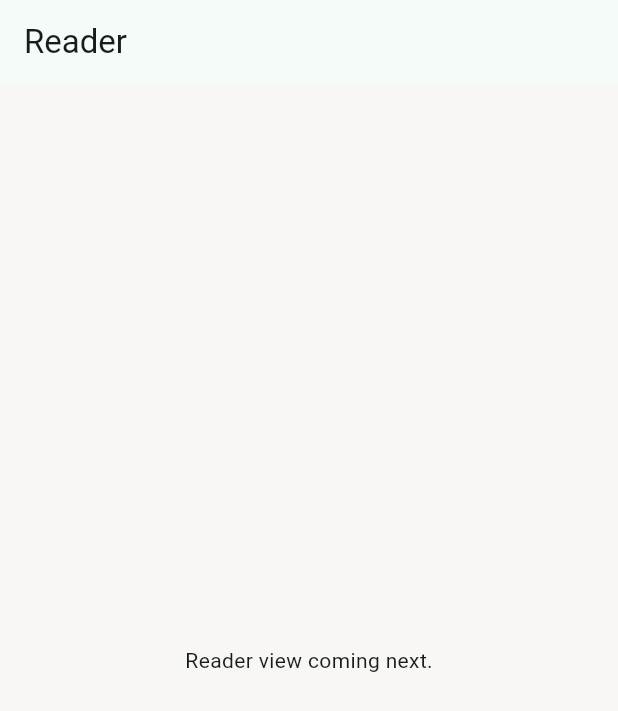
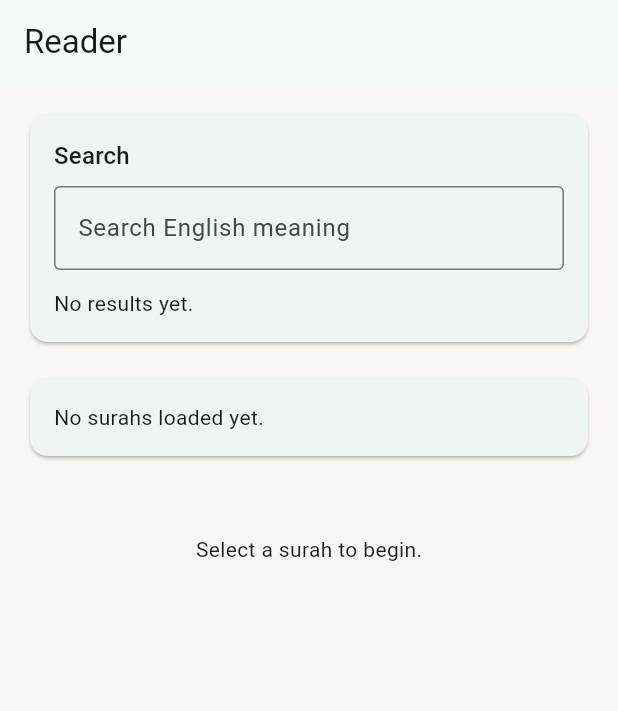
Before and after one commit to SalmaanRauf/arabicvocab, a Flutter app: the ReaderView screen opened by its route, on a phone screen of 412 x 824 dp. Shown: the top 711 px of the screen. Run offline on Flutter 3.47's test engine with Material 3 defaults, Android fonts, the phone set to English and light mode, and no system bars; our stand-ins replace flutter_riverpod, go_router, google_fonts, sqflite, sqflite_common_ffi_web; accounts and stored records are empty; Roboto replaces fonts that are missing (Amiri).

Commit message:
Build reader UI with RTL word layout

```diff
--- /dev/null
+++ b/quran_vocab/lib/presentation/state/quran_providers.dart
@@ -0,0 +1,44 @@
+import 'package:flutter_riverpod/flutter_riverpod.dart';
+
+import '../../data/db/quran_database.dart';
+import '../../data/db/quran_dao.dart';
+import '../../data/models/ayah.dart';
+import '../../data/models/surah.dart';
+import '../../data/models/word.dart';
+
+final databaseProvider = FutureProvider((ref) async {
+  return QuranDatabase.open();
+});
+
+final surahsProvider = FutureProvider<List<Surah>>((ref) async {
+  final db = await ref.watch(databaseProvider.future);
+  return QuranDao(db).fetchSurahs();
+});
+
+final selectedSurahIdProvider = StateProvider<int?>((ref) => null);
+
+final ayahsProvider = FutureProvider<List<Ayah>>((ref) async {
+  final surahId = ref.watch(selectedSurahIdProvider);
+  if (surahId == null) {
+    return const <Ayah>[];
+  }
+  final db = await ref.watch(databaseProvider.future);
+  return QuranDao(db).fetchAyahsForSurah(surahId);
+});
+
+final wordsForAyahProvider =
+    FutureProvider.family<List<Word>, int>((ref, int ayahId) async {
+  final db = await ref.watch(databaseProvider.future);
+  return QuranDao(db).fetchWordsForAyah(ayahId);
+});
+
+final searchQueryProvider = StateProvider<String>((ref) => '');
+
+final searchResultsProvider = FutureProvider<List<Word>>((ref) async {
+  final query = ref.watch(searchQueryProvider);
+  if (query.trim().isEmpty) {
+    return const <Word>[];
+  }
+  final db = await ref.watch(databaseProvider.future);
+  return QuranDao(db).searchWords(query);
+});
--- a/quran_vocab/lib/presentation/views/reader_view.dart
+++ b/quran_vocab/lib/presentation/views/reader_view.dart
@@ -1,16 +1,170 @@
 import 'package:flutter/material.dart';
+import 'package:flutter_riverpod/flutter_riverpod.dart';
 
-class ReaderView extends StatelessWidget {
+import '../../data/models/surah.dart';
+import '../../data/models/word.dart';
+import '../state/quran_providers.dart';
+import '../widgets/ayah_widget.dart';
+
+class ReaderView extends ConsumerStatefulWidget {
   const ReaderView({super.key});
 
   @override
+  ConsumerState<ReaderView> createState() => _ReaderViewState();
+}
+
+class _ReaderViewState extends ConsumerState<ReaderView> {
+  final TextEditingController _searchController = TextEditingController();
+
+  @override
+  void dispose() {
+    _searchController.dispose();
+    super.dispose();
+  }
+
+  @override
   Widget build(BuildContext context) {
+    final surahsAsync = ref.watch(surahsProvider);
+    final ayahsAsync = ref.watch(ayahsProvider);
+    final searchResultsAsync = ref.watch(searchResultsProvider);
+    final selectedSurahId = ref.watch(selectedSurahIdProvider);
+
     return Scaffold(
       appBar: AppBar(
         title: const Text('Reader'),
       ),
-      body: const Center(
-        child: Text('Reader view coming next.'),
+      body: ListView(
+        padding: const EdgeInsets.all(16),
+        children: [
+          _buildSearchCard(searchResultsAsync),
+          const SizedBox(height: 16),
+          _buildSurahPicker(
+            surahsAsync: surahsAsync,
+            selectedSurahId: selectedSurahId,
+          ),
+          const SizedBox(height: 16),
+          ayahsAsync.when(
+            data: (ayahs) {
+              if (ayahs.isEmpty) {
+                return const Center(
+                  child: Padding(
+                    padding: EdgeInsets.all(32),
+                    child: Text('Select a surah to begin.'),
+                  ),
+                );
+              }
+              return Column(
+                children: [
+                  for (final ayah in ayahs)
+                    AyahWidget(
+                      ayah: ayah,
+                      highlightWordId: null,
+                    ),
+                ],
+              );
+            },
+            loading: () => const Padding(
+              padding: EdgeInsets.all(32),
+              child: Center(child: CircularProgressIndicator()),
+            ),
+            error: (error, _) => Padding(
+              padding: const EdgeInsets.all(24),
+              child: Text('Failed to load ayahs: $error'),
+            ),
+          ),
+        ],
+      ),
+    );
+  }
+
+  Widget _buildSearchCard(AsyncValue<List<Word>> searchResultsAsync) {
+    return Card(
+      child: Padding(
+        padding: const EdgeInsets.all(16),
+        child: Column(
+          crossAxisAlignment: CrossAxisAlignment.start,
+          children: [
+            Text(
+              'Search',
+              style: Theme.of(context).textTheme.titleMedium,
+            ),
+            const SizedBox(height: 8),
+            TextField(
+              controller: _searchController,
+              decoration: const InputDecoration(
+                hintText: 'Search English meaning',
+                border: OutlineInputBorder(),
+              ),
+              onChanged: (value) {
+                ref.read(searchQueryProvider.notifier).state = value;
+              },
+            ),
+            const SizedBox(height: 12),
+            searchResultsAsync.when(
+              data: (words) {
+                if (words.isEmpty) {
+                  return const Text('No results yet.');
+                }
+                return Wrap(
+                  spacing: 8,
+                  runSpacing: 8,
+                  children: [
+                    for (final word in words.take(12))
+                      Chip(
+                        label: Text(word.textUthmani),
+                      ),
+                  ],
+                );
+              },
+              loading: () => const LinearProgressIndicator(),
+              error: (error, _) => Text('Search failed: $error'),
+            ),
+          ],
+        ),
+      ),
+    );
+  }
+
+  Widget _buildSurahPicker({
+    required AsyncValue<List<Surah>> surahsAsync,
+    required int? selectedSurahId,
+  }) {
+    return Card(
+      child: Padding(
+        padding: const EdgeInsets.all(16),
+        child: surahsAsync.when(
+          data: (surahs) {
+            if (surahs.isEmpty) {
+              return const Text('No surahs loaded yet.');
+            }
+            if (selectedSurahId == null) {
+              WidgetsBinding.instance.addPostFrameCallback((_) {
+                ref.read(selectedSurahIdProvider.notifier).state =
+                    surahs.first.id;
+              });
+            }
+            return DropdownButtonFormField<int>(
+              value: selectedSurahId ?? surahs.first.id,
+              decoration: const InputDecoration(
+                labelText: 'Surah',
+                border: OutlineInputBorder(),
+              ),
+              items: surahs
+                  .map<DropdownMenuItem<int>>(
+                    (surah) => DropdownMenuItem<int>(
+                      value: surah.id,
+                      child: Text('${surah.id}. ${surah.nameEnglish}'),
+                    ),
+                  )
+                  .toList(),
+              onChanged: (value) {
+                ref.read(selectedSurahIdProvider.notifier).state = value;
+              },
+            );
+          },
+          loading: () => const LinearProgressIndicator(),
+          error: (error, _) => Text('Failed to load surahs: $error'),
+        ),
       ),
     );
   }
```
Also changed, not shown: quran_vocab/lib/data/repository/quran_repository.dart (added, +20 -0 lines), quran_vocab/lib/presentation/widgets/ayah_widget.dart (added, +92 -0 lines), quran_vocab/lib/presentation/widgets/word_chip.dart (added, +42 -0 lines).
